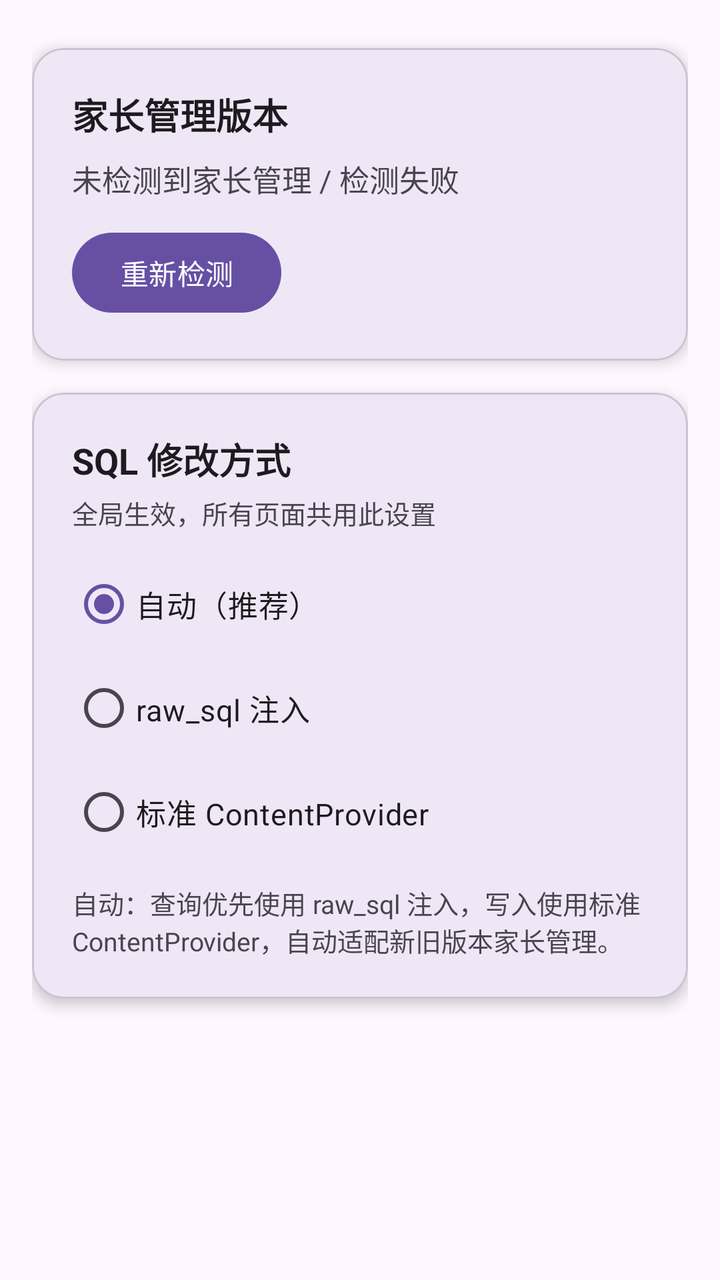
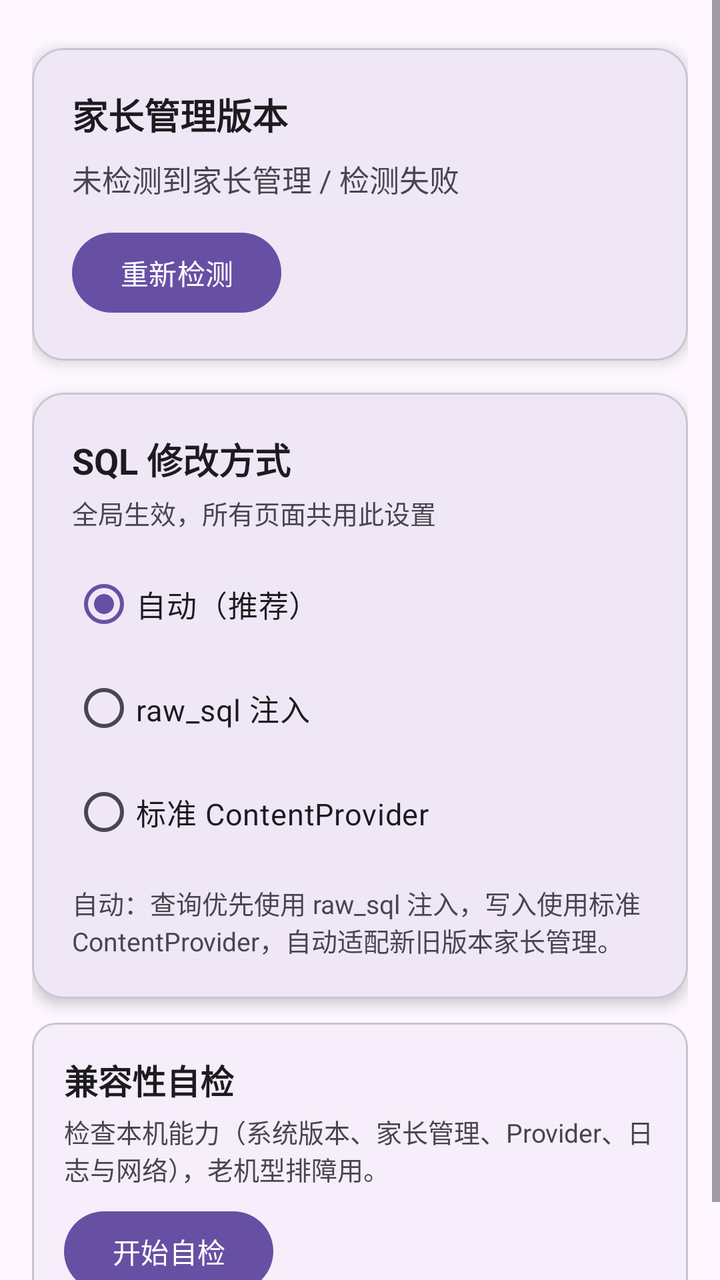

The first picture is an Android layout as it rendered before a commit; the second is the same layout after the commit. The layout source and the unified diff follow.
<!-- AndroidManifest.xml: application theme Theme.ReadboyInstaller -->
<!-- res/layout/fragment_settings.xml -->
<?xml version="1.0" encoding="utf-8"?>
<ScrollView xmlns:android="http://schemas.android.com/apk/res/android"
    xmlns:app="http://schemas.android.com/apk/res-auto"
    android:layout_width="match_parent"
    android:layout_height="match_parent"
    android:fillViewport="true">

    <LinearLayout
        android:layout_width="match_parent"
        android:layout_height="wrap_content"
        android:orientation="vertical"
        android:padding="16dp">

        
        <com.google.android.material.card.MaterialCardView
            android:layout_width="match_parent"
            android:layout_height="wrap_content"
            android:layout_marginTop="8dp"
            app:cardCornerRadius="16dp"
            app:cardElevation="4dp">

            <LinearLayout
                android:layout_width="match_parent"
                android:layout_height="wrap_content"
                android:orientation="vertical"
                android:padding="20dp">

                <TextView
                    android:layout_width="wrap_content"
                    android:layout_height="wrap_content"
                    android:text="@string/settings_version_title"
                    android:textColor="@color/on_surface"
                    android:textSize="18sp"
                    android:textStyle="bold" />

                <TextView
                    android:id="@+id/tvVersion"
                    android:layout_width="wrap_content"
                    android:layout_height="wrap_content"
                    android:layout_marginTop="8dp"
                    android:text="@string/version_unknown"
                    android:textColor="@color/on_surface_variant"
                    android:textSize="15sp" />

                <com.google.android.material.button.MaterialButton
                    android:id="@+id/btnRedetect"
                    android:layout_width="wrap_content"
                    android:layout_height="wrap_content"
                    android:layout_marginTop="12dp"
                    android:text="@string/settings_redetect" />

            </LinearLayout>

        </com.google.android.material.card.MaterialCardView>

        
        <com.google.android.material.card.MaterialCardView
            android:layout_width="match_parent"
            android:layout_height="wrap_content"
            android:layout_marginTop="16dp"
            app:cardCornerRadius="16dp"
            app:cardElevation="4dp">

            <LinearLayout
                android:layout_width="match_parent"
                android:layout_height="wrap_content"
                android:orientation="vertical"
                android:padding="20dp">

                <TextView
                    android:layout_width="wrap_content"
                    android:layout_height="wrap_content"
                    android:text="@string/settings_sql_method_title"
                    android:textColor="@color/on_surface"
                    android:textSize="18sp"
                    android:textStyle="bold" />

                <TextView
                    android:layout_width="wrap_content"
                    android:layout_height="wrap_content"
                    android:layout_marginTop="4dp"
                    android:text="@string/settings_sql_method_global"
                    android:textColor="@color/on_surface_variant"
                    android:textSize="13sp" />

                <RadioGroup
                    android:id="@+id/rgSqlMethod"
                    android:layout_width="match_parent"
                    android:layout_height="wrap_content"
                    android:layout_marginTop="12dp"
                    android:orientation="vertical">

                    <RadioButton
                        android:id="@+id/rbAuto"
                        android:layout_width="match_parent"
                        android:layout_height="wrap_content"
                        android:checked="true"
                        android:text="@string/sql_method_auto"
                        android:textColor="@color/on_surface"
                        android:textSize="15sp" />

                    <RadioButton
                        android:id="@+id/rbRawSql"
                        android:layout_width="match_parent"
                        android:layout_height="wrap_content"
                        android:layout_marginTop="4dp"
                        android:text="@string/sql_method_raw_sql"
                        android:textColor="@color/on_surface"
                        android:textSize="15sp" />

                    <RadioButton
                        android:id="@+id/rbContent"
                        android:layout_width="match_parent"
                        android:layout_height="wrap_content"
                        android:layout_marginTop="4dp"
                        android:text="@string/sql_method_content"
                        android:textColor="@color/on_surface"
                        android:textSize="15sp" />

                </RadioGroup>

                <TextView
                    android:id="@+id/tvMethodHint"
                    android:layout_width="match_parent"
                    android:layout_height="wrap_content"
                    android:layout_marginTop="12dp"
                    android:text="@string/sql_method_hint_auto"
                    android:textColor="@color/on_surface_variant"
                    android:textSize="13sp" />

            </LinearLayout>

        </com.google.android.material.card.MaterialCardView>

    </LinearLayout>

</ScrollView>
<!-- resources referenced by this layout -->
<resources>
  <color name="on_surface">#FF1C1B1F</color>
  <color name="on_surface_variant">#FF49454F</color>
  <string name="settings_redetect">重新检测</string>
  <string name="settings_sql_method_global">全局生效，所有页面共用此设置</string>
  <string name="settings_sql_method_title">SQL 修改方式</string>
  <string name="settings_version_title">家长管理版本</string>
  <string name="sql_method_auto">自动（推荐）</string>
  <string name="sql_method_content">标准 ContentProvider</string>
  <string name="sql_method_hint_auto">自动：查询优先使用 raw_sql 注入，写入使用标准 ContentProvider，自动适配新旧版本家长管理。</string>
  <string name="sql_method_raw_sql">raw_sql 注入</string>
  <string name="version_unknown">未检测到家长管理 / 检测失败</string>
  <style name="Theme.ReadboyInstaller" parent="Theme.Material3.DayNight.NoActionBar">
          <item name="colorPrimary">@color/primary</item>
          <item name="colorOnPrimary">@color/on_primary</item>
          <item name="colorPrimaryContainer">@color/primary_container</item>
          <item name="colorOnPrimaryContainer">@color/on_primary_container</item>
          <item name="colorSecondary">@color/secondary</item>
          <item name="colorOnSecondary">@color/on_secondary</item>
          <item name="colorSecondaryContainer">@color/secondary_container</item>
          <item name="colorOnSecondaryContainer">@color/on_secondary_container</item>
          <item name="android:statusBarColor">@android:color/transparent</item>
      </style>
  <color name="primary">#FF6750A4</color>
  <color name="on_primary">#FFFFFFFF</color>
  <color name="primary_container">#FFEADDFF</color>
  <color name="on_primary_container">#FF21005D</color>
  <color name="secondary">#FF625B71</color>
  <color name="on_secondary">#FFFFFFFF</color>
  <color name="secondary_container">#FFE8DEF8</color>
  <color name="on_secondary_container">#FF1D192B</color>
</resources>

<!-- the commit's change to res/layout/fragment_settings.xml (unified diff, before → after) -->
@@ -132,6 +132,56 @@
 
         </com.google.android.material.card.MaterialCardView>
 
+        
+        <com.google.android.material.card.MaterialCardView
+            android:layout_width="match_parent"
+            android:layout_height="wrap_content"
+            android:layout_marginTop="12dp"
+            app:cardCornerRadius="12dp"
+            app:cardElevation="1dp">
+
+            <LinearLayout
+                android:layout_width="match_parent"
+                android:layout_height="wrap_content"
+                android:orientation="vertical"
+                android:padding="16dp">
+
+                <TextView
+                    android:layout_width="match_parent"
+                    android:layout_height="wrap_content"
+                    android:text="@string/compat_title"
+                    android:textColor="@color/on_surface"
+                    android:textSize="17sp"
+                    android:textStyle="bold" />
+
+                <TextView
+                    android:layout_width="match_parent"
+                    android:layout_height="wrap_content"
+                    android:layout_marginTop="4dp"
+                    android:text="@string/compat_desc"
+                    android:textColor="@color/on_surface_variant"
+                    android:textSize="13sp" />
+
+                <com.google.android.material.button.MaterialButton
+                    android:id="@+id/btnCompatCheck"
+                    android:layout_width="wrap_content"
+                    android:layout_height="wrap_content"
+                    android:layout_marginTop="8dp"
+                    android:text="@string/compat_run" />
+
+                <TextView
+                    android:id="@+id/tvCompatResult"
+                    android:layout_width="match_parent"
+                    android:layout_height="wrap_content"
+                    android:layout_marginTop="8dp"
+                    android:textColor="@color/on_surface_variant"
+                    android:textSize="13sp"
+                    android:visibility="gone" />
+
+            </LinearLayout>
+
+        </com.google.android.material.card.MaterialCardView>
+
     </LinearLayout>
 
 </ScrollView>
<!-- resource entries referenced after the edit -->
@@ -2,6 +2,9 @@
 <resources>
   <color name="on_surface">#FF1C1B1F</color>
   <color name="on_surface_variant">#FF49454F</color>
+  <string name="compat_desc">检查本机能力（系统版本、家长管理、Provider、日志与网络），老机型排障用。</string>
+  <string name="compat_run">开始自检</string>
+  <string name="compat_title">兼容性自检</string>
   <string name="settings_redetect">重新检测</string>
   <string name="settings_sql_method_global">全局生效，所有页面共用此设置</string>
   <string name="settings_sql_method_title">SQL 修改方式</string>
